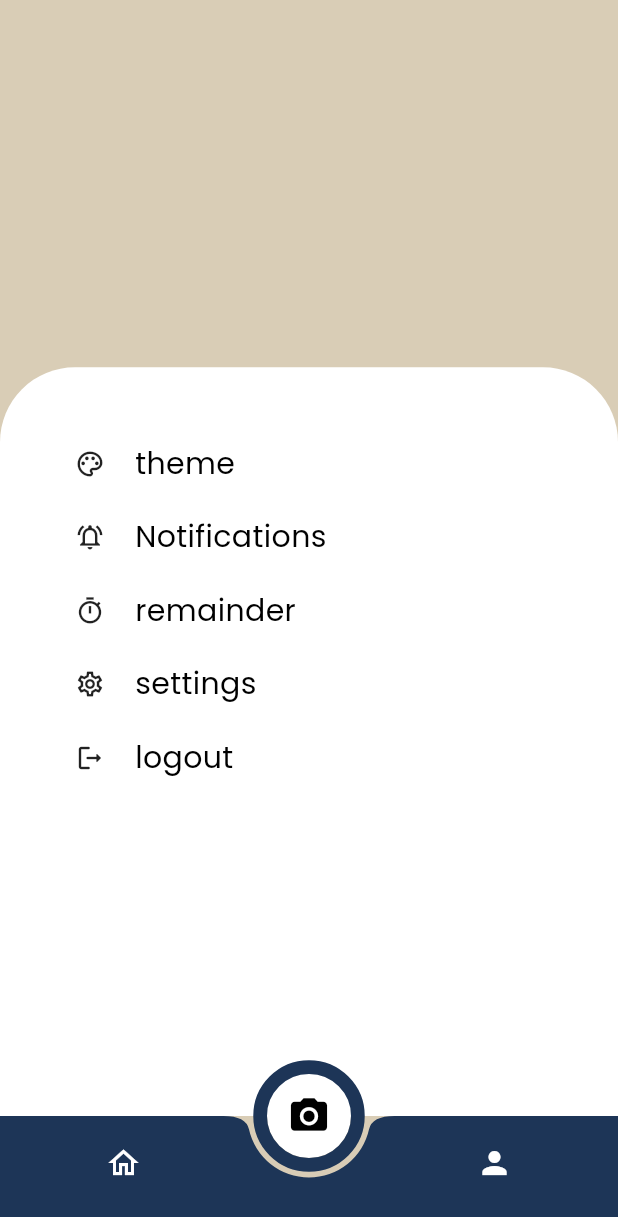
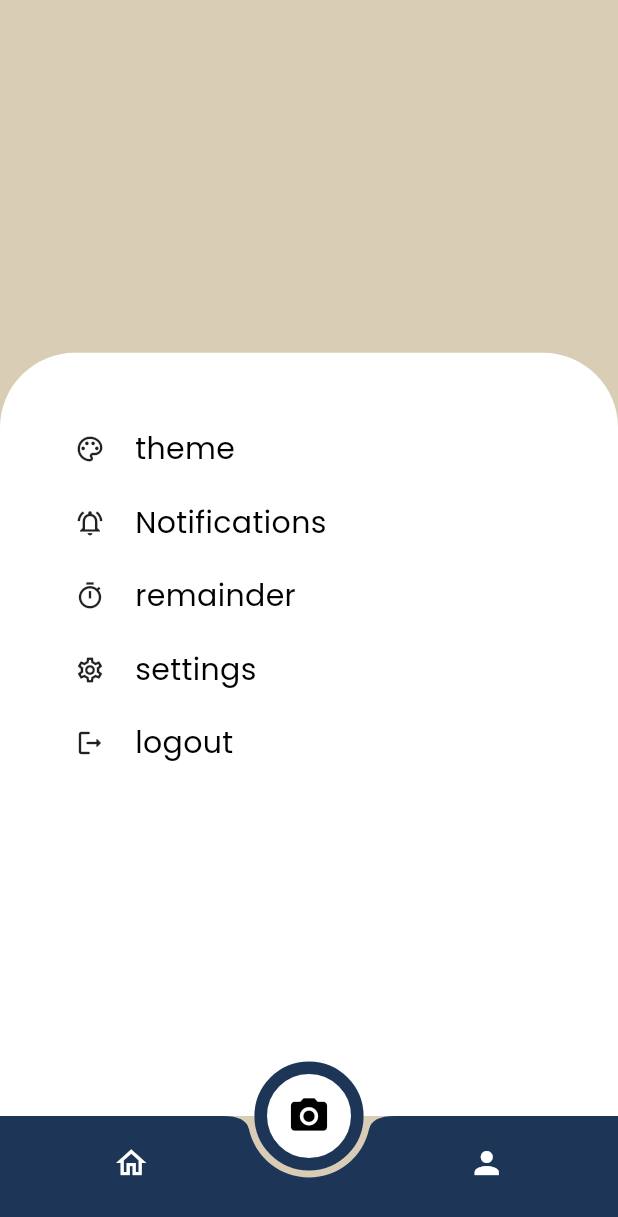
Before and after one commit to Eshwar-ui/my_medicine_box, a Flutter app: the HomePage screen opened by its route, item 2 of the bottom bar chosen, after a tap on "logout", on a phone screen of 412 x 824 dp. Shown: the top 1217 px of the screen. Run offline on Flutter 3.47's test engine with Material 3 defaults, Android fonts, the phone set to English and light mode, and no system bars; our stand-ins replace flutter_screenutil, flutter_svg, google_fonts, image_picker, material_design_icons_flutter; missing offline and left inert: google_mlkit_text_recognition, weekly_calendar.

Commit message:
v2 responsive

```diff
--- a/lib/main.dart
+++ b/lib/main.dart
@@ -18,7 +18,7 @@
   @override
   Widget build(BuildContext context) {
     return ScreenUtilInit(
-      designSize: const Size(360, 690),
+      designSize: const Size(393, 876),
       minTextAdapt: true,
       splitScreenMode: true,
       builder: (context, child) {
@@ -29,10 +29,10 @@
           themeMode: ThemeMode.system,
           home: const SplashScreen(),
           routes: {
-            '/home': (context) => HomePage(),
+            '/home': (context) => const HomePage(),
             '/login': (context) => const LoginPage(),
             '/register': (context) => const RegisterPage(),
-            '/profile': (context) => Profile(),
+            '/profile': (context) => const Profile(),
           },
         );
       },
--- a/lib/presentation/components/Fab.dart
+++ b/lib/presentation/components/Fab.dart
@@ -31,7 +31,7 @@ class _FabState extends State<Fab> {
         backgroundColor: Theme.of(context).colorScheme.primary,
         shape: CircleBorder(
           side: BorderSide(
-              color: Color(0xff1D3557),
+              color: const Color(0xff1D3557),
               width: 8.w,
               strokeAlign: BorderSide.strokeAlignOutside),
         ),
--- a/lib/presentation/components/calender.dart
+++ b/lib/presentation/components/calender.dart
@@ -1,21 +1,21 @@
 import 'package:flutter/material.dart';
 import 'package:weekly_calendar/weekly_calendar.dart';
 
-class mycalender extends StatefulWidget {
-  const mycalender({super.key});
+class Mycalender extends StatefulWidget {
+  const Mycalender({super.key});
 
   @override
-  State<mycalender> createState() => _mycalenderState();
+  State<Mycalender> createState() => _MycalenderState();
 }
 
-class _mycalenderState extends State<mycalender> {
+class _MycalenderState extends State<Mycalender> {
   @override
   Widget build(BuildContext context) {
     return WeeklyCalendar(
       calendarStyle: CalendarStyle(
         locale: "en",
-        padding: EdgeInsets.all(0),
-        decoration: BoxDecoration(
+        padding: const EdgeInsets.all(0),
+        decoration: const BoxDecoration(
           color: Colors.transparent,
           borderRadius: BorderRadius.all(Radius.circular(14)),
         ),
--- a/lib/presentation/pages/dashbord.dart
+++ b/lib/presentation/pages/dashbord.dart
@@ -20,13 +20,13 @@ class _DashbordState extends State<Dashbord> {
         SliverAppBar(
           stretch: true,
           backgroundColor: Colors.transparent,
-          expandedHeight: 205.h,
+          expandedHeight: 250.h,
           floating: false,
           pinned: true,
           flexibleSpace: FlexibleSpaceBar(
               background: SafeArea(
             child: Padding(
-              padding: EdgeInsets.symmetric(horizontal: 25.w, vertical: 10.h),
+              padding: EdgeInsets.symmetric(horizontal: 30.w, vertical: 10.h),
               child: Column(
                 crossAxisAlignment: CrossAxisAlignment.start,
                 children: [
@@ -72,8 +72,8 @@ class _DashbordState extends State<Dashbord> {
                   ),
                   Center(
                     child: SizedBox(
-                      height: 105.h,
-                      width: 90.w,
+                      height: 135.h,
+                      width: 110.w,
                       child: Image.asset(
                           fit: BoxFit.cover,
                           'lib/presentation/assets/images/bg_image.png'),
@@ -92,13 +92,13 @@ class _DashbordState extends State<Dashbord> {
                     borderRadius: BorderRadiusDirectional.only(
                         topStart: Radius.circular(50),
                         topEnd: Radius.circular(50)))),
-            height: 500.h,
+            height: 700.h,
             child: Padding(
               padding: EdgeInsets.all(20.0.sp),
               child: Column(
                 children: [
                   // calender widget
-                  mycalender(),
+                  Mycalender(),
 
                   // table widget
                   DataTable(columns: [
--- a/lib/presentation/pages/login_page.dart
+++ b/lib/presentation/pages/login_page.dart
@@ -74,7 +74,7 @@ class _LoginPageState extends State<LoginPage> {
         backgroundColor: Theme.of(context).colorScheme.surface,
         body: SingleChildScrollView(
           child: Padding(
-            padding: EdgeInsets.symmetric(horizontal: 50.w, vertical: 120.h),
+            padding: EdgeInsets.symmetric(horizontal: 50.w, vertical: 150.h),
             child: Column(
               mainAxisAlignment: MainAxisAlignment.center,
               children: [
@@ -138,7 +138,7 @@ class _LoginPageState extends State<LoginPage> {
                 // login
                 SizedBox(
                   width: 500.w,
-                  height: 40.h,
+                  height: 50.h,
                   child: ElevatedButton(
                       style: ButtonStyle(
                           backgroundColor: WidgetStatePropertyAll(
@@ -194,7 +194,7 @@ class _LoginPageState extends State<LoginPage> {
                 // google sign in
                 SizedBox(
                   width: 500.w,
-                  height: 50.h,
+                  height: 70.h,
                   child: ElevatedButton.icon(
                     icon: Icon(MdiIcons.google),
                     style: ButtonStyle(
--- a/lib/presentation/pages/profile.dart
+++ b/lib/presentation/pages/profile.dart
@@ -17,7 +17,7 @@ class Profile extends StatelessWidget {
         children: [
           Container(
               color: Colors.transparent,
-              height: 205.h,
+              height: 250.h,
               width: 500.w,
               child: Padding(
                 padding: const EdgeInsets.only(
```
Also changed, not shown: lib/presentation/pages/register_page.dart (+11 -2 lines).
